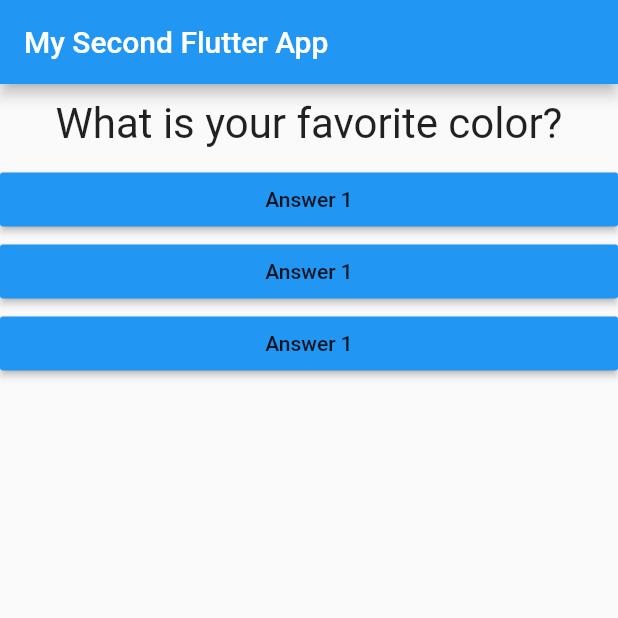
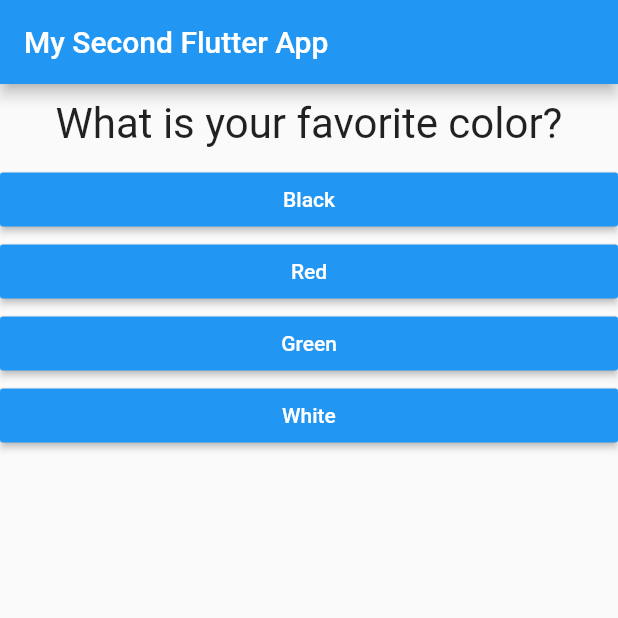
Before and after one commit to cin-derella/flutter_second_round, a Flutter app: the screen it shows after launch, on a phone screen of 412 x 824 dp, the top half of it. Run offline on Flutter 3.47's test engine with Material 2 defaults, Android fonts, the phone set to English and light mode, and no system bars.

```diff
--- a/lib/answer.dart
+++ b/lib/answer.dart
@@ -3,7 +3,8 @@ import 'package:flutter/material.dart';
 class Answer extends StatelessWidget {
 
   final Function selectHandler;
-  Answer(this.selectHandler);
+  final String answerText;
+  Answer(this.selectHandler,this. answerText);
 
   @override
   Widget build(BuildContext context) {
@@ -11,7 +12,8 @@ class Answer extends StatelessWidget {
       width: double.infinity,
       child: RaisedButton(
         color: Colors.blue,
-        child: Text('Answer 1'),
+        textColor: Colors.white,
+        child: Text(answerText),
         onPressed: selectHandler,
 
       ),
--- a/lib/main.dart
+++ b/lib/main.dart
@@ -13,20 +13,18 @@ void main() => runApp(MyApp());
 class MyApp extends StatefulWidget {
   @override
   State<StatefulWidget> createState() {
-
     return _MyAppState();
   }
 }
 
-
-class _MyAppState extends State <MyApp>{
+class _MyAppState extends State<MyApp> {
 //_MyAppState is a syntax that turns public class to a private class
 
   var _questionIndex = 0;
 
   void _answerQuestion() {
     setState(() {
-          _questionIndex = _questionIndex + 1;
+      _questionIndex = _questionIndex + 1;
     });
 //setState is a function that forces Flutter to re-render the user interface,but not the entire user interface
 //it updates widget by calling its build method where it calls setState
@@ -36,9 +34,20 @@ class _MyAppState extends State <MyApp>{
 
   @override
   Widget build(BuildContext context) {
+
     var questions = [
-      'What is your favorite color?',
-      'What is your favorite animal?'
+      {
+        'questionText': 'What is your favorite color?',
+        'answers': ['Black', 'Red', 'Green', 'White']
+      },
+      {
+        'questionText': 'What is your favorite animal?',
+        'answers': ['Cat', 'Dog', 'Rabbit', 'Lion']
+      },
+      {
+        'questionText': 'Who is your favorite singer?',
+        'answers': ['Adele', 'Rihanna', 'Eminem', 'Lady Gaga']
+      },
     ];
 
     return MaterialApp(
@@ -49,11 +58,12 @@ class _MyAppState extends State <MyApp>{
         body: Column(
           children: <Widget>[
             Question(
-              questions[_questionIndex],
+              questions[_questionIndex]['questionText'],
             ),
-            Answer(_answerQuestion),
-            Answer(_answerQuestion),
-            Answer(_answerQuestion),
+            ...(questions[_questionIndex]['answers']as List<String>).map((answer){
+              return Answer(_answerQuestion,answer);
+
+            }).toList(),
             // RaisedButton(
             //   child: Text('Answers 1'),
             //   onPressed: _answerQuestion,
```
